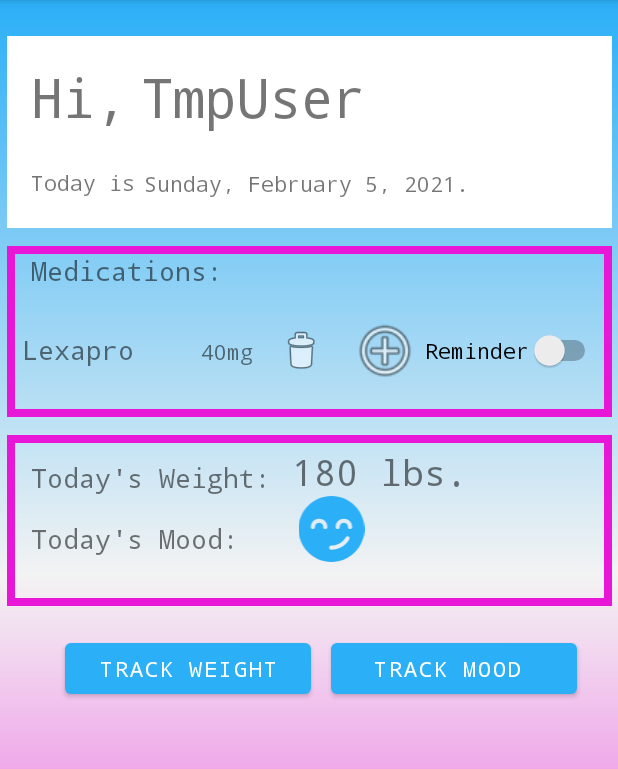
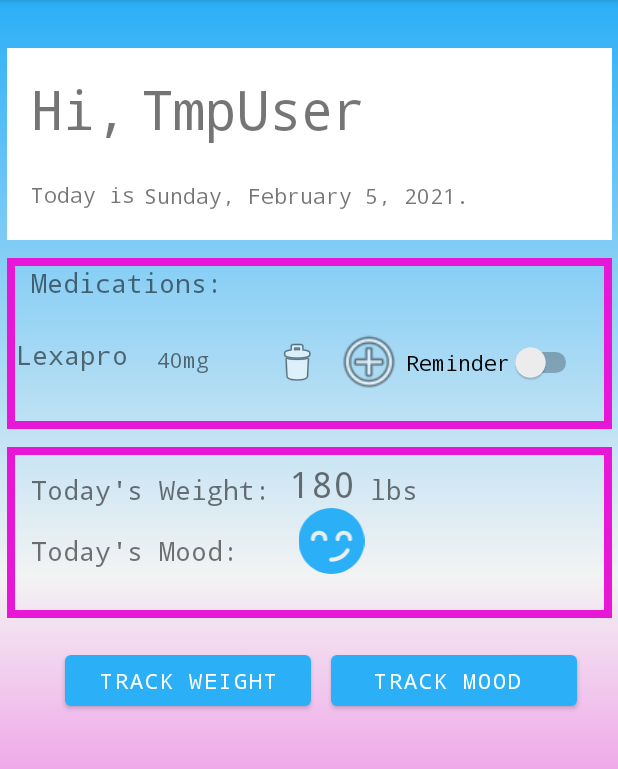
Before and after one commit to PaisleyMeadow/Davis-2021-Spring-CS402, an Android app: the Profile screen opened directly, with no data from a screen before it, on a phone screen of 412 x 824 dp, the part 84-853 px from its top. Run offline under Robolectric (Android 15) with nearby library versions, the phone set to English and light mode, and no system bars.

Commit message:
finished implementations I wanted for hw1

```diff
--- a/app/src/main/java/com/paisleydavis/transcribe/Profile.kt
+++ b/app/src/main/java/com/paisleydavis/transcribe/Profile.kt
@@ -1,15 +1,20 @@
 package com.paisleydavis.transcribe
 
 import android.annotation.SuppressLint
+import android.app.AlertDialog
 import android.app.NotificationManager
 import android.content.Context
+import android.graphics.Color
 import android.os.Build
 import android.os.Bundle
+import android.util.Log
 import android.view.View
 import android.widget.Switch
 import android.widget.TextView
+import androidx.annotation.RequiresApi
 import androidx.appcompat.app.AppCompatActivity
 import androidx.core.app.NotificationCompat
+import com.google.android.material.snackbar.Snackbar
 import kotlinx.android.synthetic.main.activity_profile.*
 import java.util.*
 
@@ -47,10 +52,14 @@ class Profile : AppCompatActivity() {
         //hide mood edit layout
         moodLayout.visibility = View.GONE
 
+        //hide weight edit layout
+        editWeightLayout.visibility = View.GONE
+
         @SuppressLint("UseSwitchCompatOrMaterialCode")
         val medReminderSwitch = findViewById<Switch>(R.id.med1Switch)
 
         //delete medication
+        //TODO: implement user confirmation for deleting medication
         med1Delete.setOnClickListener {
             med1Container.visibility = View.GONE
 
@@ -86,6 +95,7 @@ class Profile : AppCompatActivity() {
         //edit mood
         addMoodBtn.setOnClickListener {
             if(moodLayout.visibility == View.GONE){
+                editWeightLayout.visibility = View.GONE
                 moodLayout.visibility = View.VISIBLE
             }
             else{
@@ -94,21 +104,68 @@ class Profile : AppCompatActivity() {
         }
 
         //test notification for reminder switch
+        //TODO: set-up test notification when turning on reminder switch
         medReminderSwitch.setOnCheckedChangeListener { _, isChecked ->
             if (isChecked) {
                 //change med color
+                med1Container.setBackgroundColor(Color.GREEN)
 
             } else {
-                //do nothing
+                //change color back
+                med1Container.setBackgroundColor(Color.TRANSPARENT)
             }
         }
-    }
+
+        //show edit weight layout
+        addWeightBtn.setOnClickListener(){
+            if(editWeightLayout.visibility == View.VISIBLE){
+                editWeightLayout.visibility = View.GONE
+            }
+            else{
+                editWeightLayout.visibility = View.VISIBLE
+                moodLayout.visibility = View.GONE
+            }
+        }
+
+        //edit weight
+        val currWeight = weight.text
+        weightInput.setText(currWeight)
+
+        weightUp.setOnClickListener(){
+            var weightNum = weightInput.text.toString().toInt()
+            weightNum += 1
+            weightInput.setText(weightNum.toString())
+        }
+        weightDown.setOnClickListener(){
+            var weightNum = weightInput.text.toString().toInt()
+            weightNum -= 1
+            weightInput.setText(weightNum.toString())
+        }
+        editWeightSubmit.setOnClickListener(){
+            val newWeight = weightInput.text
+            weight.text = newWeight
+            editWeightLayout.visibility = View.GONE
+        }
+
+    } ////////
 
     //sets saved mood
+    @RequiresApi(Build.VERSION_CODES.LOLLIPOP) //requirement for getDrawable()
     fun setMood(view: View) {
+        val errMessage = "This doesn't work yet >:("
+        Snackbar.make(
+                findViewById(R.id.secondaryContainer),
+                errMessage,
+                Snackbar.LENGTH_SHORT
+        ).show()
+        moodLayout.visibility = View.GONE
+//            val btnId = view.resources
+//        Log.d("ID", btnId.toString())
+            savedMood.setImageDrawable(getDrawable(R.drawable.meh)) //TODO: this doesn't change the mood to the selected one atm
 //        val drawble = resources.getDrawable(R.drawable.ic_training,theme)
 
 //        val chosenMood = resources.getDrawable(R.drawable.tired, theme)
 //                savedMood.setImageDrawable()
     }
+
 }
--- a/app/src/main/res/layout/activity_profile.xml
+++ b/app/src/main/res/layout/activity_profile.xml
@@ -13,7 +13,7 @@
         android:id="@+id/secondaryContainer"
         android:layout_width="match_parent"
         android:layout_height="match_parent"
-        android:layout_marginTop="8dp"
+        android:layout_marginTop="16dp"
         app:layout_constraintTop_toTopOf="parent"
         tools:layout_editor_absoluteX="0dp">
 
@@ -56,24 +56,22 @@
                     android:id="@+id/med1Delete"
                     android:layout_width="47dp"
                     android:layout_height="44dp"
-                    android:layout_marginLeft="8dp"
-                    android:layout_marginStart="8dp"
                     android:background="@android:color/transparent"
                     android:tint="#002196F3"
                     app:layout_constraintBottom_toBottomOf="parent"
                     app:layout_constraintStart_toEndOf="@+id/med1Dose"
                     app:layout_constraintTop_toTopOf="parent"
+                    app:layout_constraintVertical_bias="0.533"
                     app:srcCompat="@android:drawable/ic_menu_delete" />
 
                 <ImageView
                     android:id="@+id/med1Add"
                     android:layout_width="49dp"
                     android:layout_height="46dp"
-                    android:layout_marginLeft="8dp"
-                    android:layout_marginStart="8dp"
                     app:layout_constraintBottom_toBottomOf="parent"
                     app:layout_constraintStart_toEndOf="@+id/med1Delete"
                     app:layout_constraintTop_toTopOf="parent"
+                    app:layout_constraintVertical_bias="0.461"
                     app:srcCompat="@android:drawable/ic_menu_add" />
 
                 <Switch
@@ -83,34 +81,33 @@
                     android:text="Reminder"
                     app:layout_constraintBottom_toBottomOf="parent"
                     app:layout_constraintEnd_toEndOf="parent"
+                    app:layout_constraintHorizontal_bias="0.0"
                     app:layout_constraintStart_toEndOf="@+id/med1Add"
                     app:layout_constraintTop_toTopOf="parent"
                     tools:ignore="UseSwitchCompatOrMaterialXml" />
 
                 <TextView
                     android:id="@+id/med1Name"
-                    android:layout_width="107dp"
-                    android:layout_height="27dp"
-                    android:layout_marginLeft="4dp"
-                    android:layout_marginStart="4dp"
+                    android:layout_width="86dp"
+                    android:layout_height="40dp"
                     android:text="Lexapro"
                     android:textSize="18sp"
                     app:layout_constraintBottom_toBottomOf="parent"
                     app:layout_constraintStart_toStartOf="parent"
                     app:layout_constraintTop_toTopOf="parent"
-                    app:layout_constraintVertical_bias="0.516" />
+                    app:layout_constraintVertical_bias="0.631" />
 
                 <TextView
                     android:id="@+id/med1Dose"
-                    android:layout_width="wrap_content"
-                    android:layout_height="wrap_content"
-                    android:layout_marginLeft="12dp"
-                    android:layout_marginStart="12dp"
+                    android:layout_width="69dp"
+                    android:layout_height="22dp"
+                    android:layout_marginLeft="8dp"
+                    android:layout_marginStart="8dp"
                     android:text="40mg"
                     app:layout_constraintBottom_toBottomOf="parent"
                     app:layout_constraintStart_toEndOf="@+id/med1Name"
                     app:layout_constraintTop_toTopOf="parent"
-                    app:layout_constraintVertical_bias="0.512" />
+                    app:layout_constraintVertical_bias="0.486" />
 
             </androidx.constraintlayout.widget.ConstraintLayout>
 
@@ -259,12 +256,12 @@
                 android:id="@+id/weight"
                 android:layout_width="wrap_content"
                 android:layout_height="wrap_content"
-                android:layout_marginEnd="96dp"
-                android:layout_marginRight="96dp"
+                android:layout_marginLeft="12dp"
+                android:layout_marginStart="12dp"
                 android:layout_marginTop="8dp"
-                android:text="180 lbs."
+                android:text="180"
                 android:textSize="24sp"
-                app:layout_constraintEnd_toEndOf="parent"
+                app:layout_constraintStart_toEndOf="@+id/weightLabel"
                 app:layout_constraintTop_toTopOf="parent" />
 
             <TextView
@@ -276,9 +273,19 @@
                 android:layout_marginTop="16dp"
                 android:text="Today's Weight:"
                 android:textSize="18sp"
-                app:layout_constraintEnd_toStartOf="@+id/weight"
-                app:layout_constraintHorizontal_bias="0.0"
                 app:layout_constraintStart_toStartOf="parent"
+                app:layout_constraintTop_toTopOf="parent" />
+
+            <TextView
+                android:id="@+id/textView"
+                android:layout_width="wrap_content"
+                android:layout_height="wrap_content"
+                android:layout_marginTop="16dp"
+                android:text="lbs"
+                android:textSize="18sp"
+                app:layout_constraintEnd_toEndOf="parent"
+                app:layout_constraintHorizontal_bias="0.071"
+                app:layout_constraintStart_toEndOf="@+id/weight"
                 app:layout_constraintTop_toTopOf="parent" />
 
         </androidx.constraintlayout.widget.ConstraintLayout>
@@ -376,6 +383,7 @@
             android:id="@+id/moodLayout"
             android:layout_width="407dp"
             android:layout_height="65dp"
+            android:visibility="gone"
             app:layout_constraintBottom_toBottomOf="parent"
             app:layout_constraintEnd_toEndOf="parent"
             app:layout_constraintHorizontal_bias="0.428"
@@ -448,6 +456,68 @@
                     app:srcCompat="@drawable/smile" />
 
             </LinearLayout>
+
+        </androidx.constraintlayout.widget.ConstraintLayout>
+
+        <androidx.constraintlayout.widget.ConstraintLayout
+            android:id="@+id/editWeightLayout"
+            android:layout_width="410dp"
+            android:layout_height="100dp"
+            app:layout_constraintBottom_toBottomOf="parent"
+            app:layout_constraintEnd_toEndOf="parent"
+            app:layout_constraintStart_toStartOf="parent"
+            app:layout_constraintTop_toBottomOf="@+id/btnContainer"
+            app:layout_constraintVertical_bias="0.018">
+
+            <EditText
+                android:id="@+id/weightInput"
+                android:layout_width="wrap_content"
+                android:layout_height="wrap_content"
+                android:layout_marginLeft="16dp"
+                android:layout_marginStart="16dp"
+                android:ems="10"
+                android:inputType="number"
+                app:layout_constraintBottom_toBottomOf="parent"
+                app:layout_constraintStart_toStartOf="parent"
+                app:layout_constraintTop_toTopOf="parent"
+                app:layout_constraintVertical_bias="0.29" />
+
+            <ImageButton
+                android:id="@+id/weightUp"
+                android:layout_width="74dp"
+                android:layout_height="50dp"
+                android:layout_marginLeft="12dp"
+                android:layout_marginStart="12dp"
+                android:layout_marginTop="4dp"
+                app:layout_constraintStart_toEndOf="@+id/weightInput"
+                app:layout_constraintTop_toTopOf="parent"
+                app:srcCompat="@android:drawable/arrow_up_float" />
+
+            <ImageButton
+                android:id="@+id/weightDown"
+                android:layout_width="74dp"
+                android:layout_height="50dp"
+                android:layout_marginLeft="12dp"
+                android:layout_marginStart="12dp"
+                app:layout_constraintBottom_toBottomOf="parent"
+                app:layout_constraintStart_toEndOf="@+id/weightInput"
+                app:layout_constraintTop_toBottomOf="@+id/weightUp"
+                app:layout_constraintVertical_bias="0.0"
+                app:srcCompat="@android:drawable/arrow_down_float" />
+
+            <Button
+                android:id="@+id/editWeightSubmit"
+                android:layout_width="68dp"
+                android:layout_height="62dp"
+                android:layout_marginEnd="16dp"
+                android:layout_marginRight="16dp"
+                android:text="Ok"
+                app:layout_constraintBottom_toBottomOf="parent"
+                app:layout_constraintEnd_toEndOf="parent"
+                app:layout_constraintHorizontal_bias="1.0"
+                app:layout_constraintStart_toEndOf="@+id/weightDown"
+                app:layout_constraintTop_toTopOf="parent" />
+
         </androidx.constraintlayout.widget.ConstraintLayout>
 
     </androidx.constraintlayout.widget.ConstraintLayout>
```
